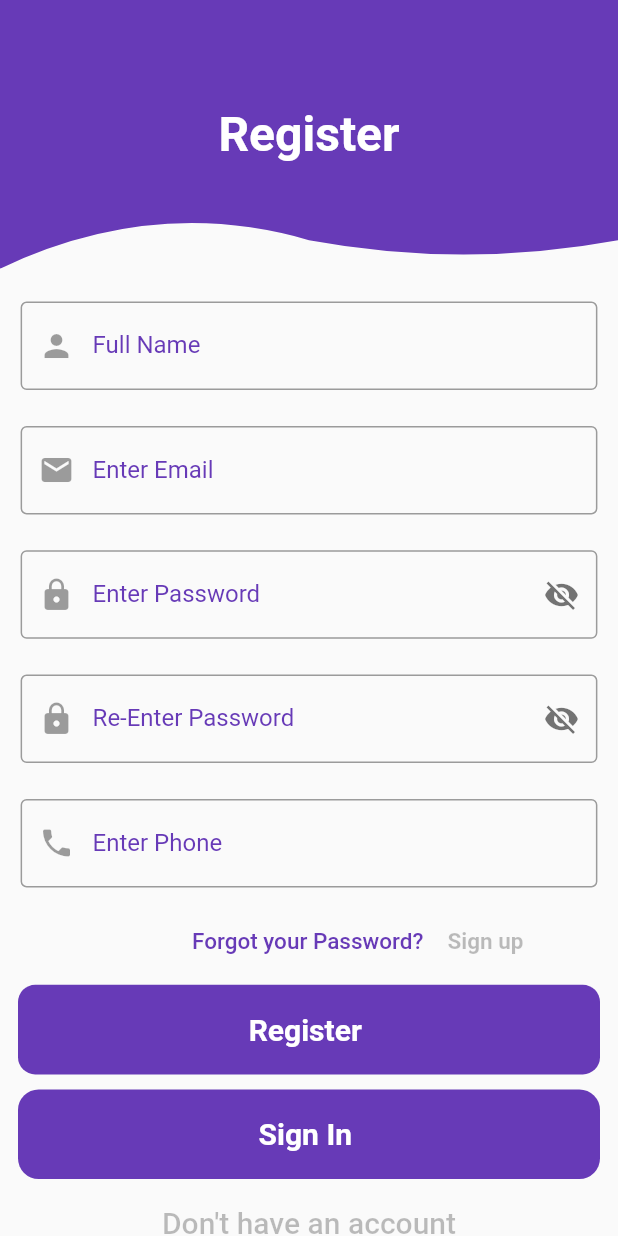
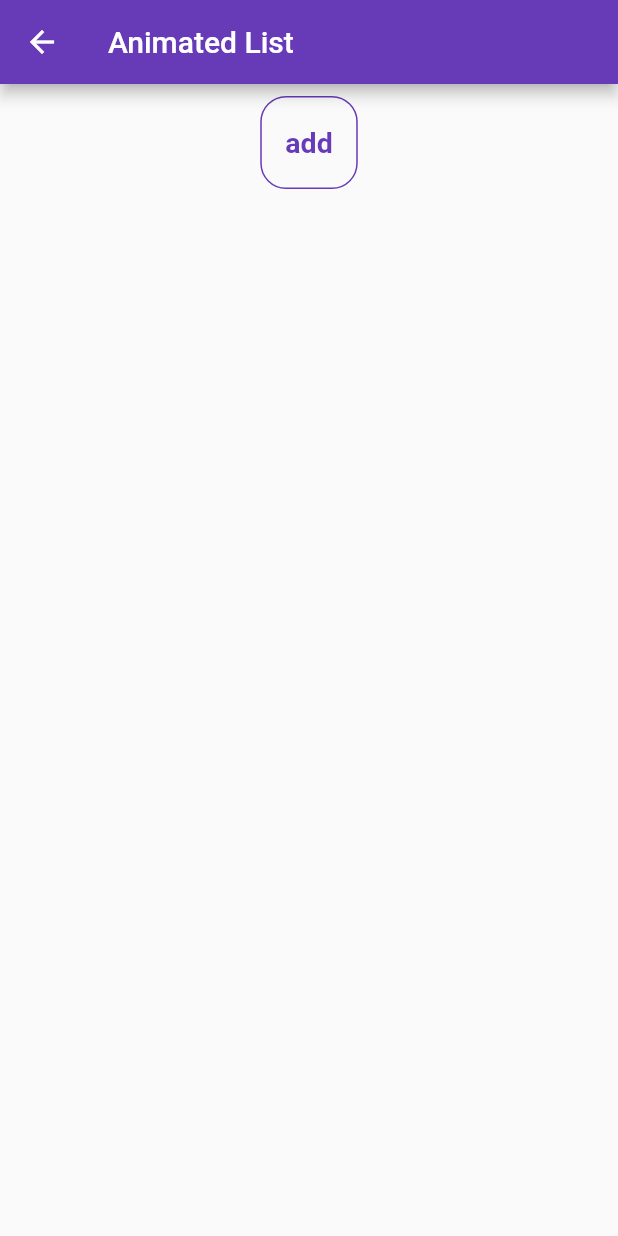
Before and after one commit to m7md3tef1/task_course, a Flutter app: the screen it shows after launch, after a tap on "Sign up", on a phone screen of 412 x 824 dp. Run offline on Flutter 3.47's test engine with Material 2 defaults, Android fonts, the light colour scheme and no system bars; our stand-ins replace animated_text_kit, flutter_keyboard_visibility, flutter_screenutil, font_awesome_flutter; missing offline and left inert: dart:ffi.

Commit message:
animatedList

```diff
--- /dev/null
+++ b/lib/animated_list.dart
@@ -0,0 +1,127 @@
+import 'package:flutter/material.dart';
+import 'package:flutter_screenutil/flutter_screenutil.dart';
+
+class AnimatedListScreen extends StatefulWidget {
+  const AnimatedListScreen({super.key});
+
+  @override
+  State<AnimatedListScreen> createState() => _AnimatedListScreenState();
+}
+
+class _AnimatedListScreenState extends State<AnimatedListScreen> {
+  final GlobalKey<AnimatedListState> listKey = GlobalKey();
+  final List<String> items = [];
+  final ScrollController scrollController = ScrollController();
+  @override
+  Widget build(BuildContext context) {
+    return Scaffold(
+      // backgroundColor: Colors.black,
+      appBar: AppBar(
+        title: const Text('Animated List'),
+      ),
+      body: Column(
+        children: [
+          Padding(
+            padding: const EdgeInsets.all(8.0),
+            child: Container(
+                width: 65,
+                height: 62,
+                decoration: BoxDecoration(
+                    //shape:BoxShape.circle ,
+                    border: Border.all(color: Colors.deepPurple),
+                    borderRadius: BorderRadius.circular(15.r)),
+                child: Center(
+                  child: TextButton(
+                      onPressed: insertItem,
+                      child: const Text(
+                        'add',
+                        style: TextStyle(
+                            fontSize: 19, fontWeight: FontWeight.bold),
+                      )),
+                )),
+          ),
+          Expanded(
+            child: AnimatedList(
+              controller: scrollController,
+              key: listKey,
+              initialItemCount: items.length,
+              itemBuilder: (context, index, animation) => SizeTransition(
+
+                sizeFactor: animation,
+                child: SizedBox(
+                  height: 65,
+                  child: Card(
+                    elevation: 10,
+                    color: Colors.deepPurple,
+                    child: Row(
+                      mainAxisAlignment: MainAxisAlignment.spaceBetween,
+                      children: [
+                        Center(
+                            child: Text(
+                          "   ${items[index]}",
+                          style: TextStyle(
+                              fontSize: 16.sp, fontWeight: FontWeight.bold),
+                        )),
+                        IconButton(
+                          onPressed: () => deleteItem(index),
+                          icon: const Icon(Icons.delete),
+                          color: Colors.red,
+                        )
+                      ],
+                    ),
+                  ),
+                ),
+              ),
+            ),
+          ),
+        ],
+      ),
+    );
+  }
+
+  void insertItem() {
+    var index = items.length;
+    items.add('item${index + 1}');
+    Future.delayed(const Duration(milliseconds: 200), () {
+      listKey.currentState!.insertItem(index);
+      scrollController.animateTo(scrollController.position.maxScrollExtent,
+          duration: const Duration(milliseconds: 200), curve: Curves.easeIn);
+    });
+  }
+
+  void deleteItem(int index) {
+    var removeI = items.removeAt(index);
+    listKey.currentState!.removeItem(
+        index,
+        (context, animation) => SlideTransition(
+          position: animation.drive(Tween<Offset>(
+            begin: const Offset(1, 0),
+            end: const Offset(0, 0),
+          )),
+              child: SizedBox(
+                height: 65,
+                child: Card(
+                  elevation: 10,
+                  color: Colors.deepPurple,
+                  child: Row(
+                    mainAxisAlignment: MainAxisAlignment.spaceBetween,
+                    children: [
+                      Center(
+                          child: Text(
+                        removeI,
+                        style: TextStyle(
+                            fontSize: 16.sp, fontWeight: FontWeight.bold),
+                      )),
+                      IconButton(
+                        onPressed: () {},
+                        icon: const Icon(Icons.delete),
+                        color: Colors.red,
+                      )
+                    ],
+                  ),
+                ),
+              ),
+            ),
+        duration: const Duration(milliseconds: 500));
+  }
+}
--- a/lib/customtextfile.dart
+++ b/lib/customtextfile.dart
@@ -12,16 +12,17 @@ class CustomTextFormField extends StatefulWidget {
   var keyboard;
 
   bool? secure;
-  void Function(String?)? onsaved;
-  String Function(String?)? validator;
-  CustomTextFormField({super.key,
+ final void Function(String?) onsaved;
+  String? Function(String?)? validator;
+  CustomTextFormField({
+    super.key,
     this.name,
     this.hint,
     this.label,
     this.icondata,
     this.secure,
-    this.onsaved,
-    this.validator,
+    required this.onsaved,
+    required this.validator,
     this.keyboard,
     this.suffix,
   });
@@ -40,23 +41,33 @@ class _CustomTextFieldState extends State<CustomTextFormField> {
             onSaved: widget.onsaved,
             validator: widget.validator,
             keyboardType: widget.keyboard,
+            autofocus: false,
 
-            autofocus: false,
             decoration: InputDecoration(
+
               prefixIcon: Icon(
                 widget.icondata,
-                color: Colors.black38,
+//                color: Colors.black38,
+
               ),
+          //    prefixIconColor: Colors.deepPurple,
               labelText: widget.label,
               labelStyle: const TextStyle(color: Colors.deepPurple),
+              iconColor: Colors.cyan,
               suffixIcon: widget.suffix,
+          //    suffixIconColor: Colors.deepPurple,
               hintText: widget.hint,
+
               hintStyle: TextStyle(
                 fontWeight: FontWeight.w500,
                 fontSize: 14.sp,
+
                 //     color: color,
               ),
-              border: const OutlineInputBorder(),
+
+              border: const OutlineInputBorder(
+
+              ),
               focusColor: Colors.deepPurple,
             )));
   }
--- a/lib/main.dart
+++ b/lib/main.dart
@@ -1,5 +1,6 @@
 import 'package:flutter/material.dart';
 import 'package:flutter_screenutil/flutter_screenutil.dart';
+import 'package:projectgrad/animated_list.dart';
 import 'package:projectgrad/signinScreen.dart';
 
 void main() {
--- a/lib/signinScreen.dart
+++ b/lib/signinScreen.dart
@@ -1,9 +1,12 @@
 import 'package:animated_text_kit/animated_text_kit.dart';
 import 'package:flutter/material.dart';
 import 'package:font_awesome_flutter/font_awesome_flutter.dart';
-import 'package:lottie/lottie.dart';
+import 'package:flutter_keyboard_visibility/flutter_keyboard_visibility.dart'
+    as v;
+import 'package:projectgrad/animated_list.dart';
 import 'package:projectgrad/customtextfile.dart';
 import 'package:flutter_screenutil/flutter_screenutil.dart';
+import 'package:projectgrad/signupScreen.dart';
 
 class WaveShape extends CustomClipper<Path> {
   @override
@@ -33,14 +36,15 @@ class SigninScreen extends StatefulWidget {
 
 class _SigninScreenState extends State<SigninScreen> {
   var s = true;
-  String? email, password, name;
+  String? email, password, name, rePassword;
   var SignInKey = GlobalKey<FormState>();
   @override
   Widget build(BuildContext context) {
-    return Scaffold(
-      body: SafeArea(
-        child: SingleChildScrollView(
-          child: SafeArea(
+    return v.KeyboardVisibilityBuilder(
+        builder: (context, visible) => Padding(
+              padding: EdgeInsets.only(bottom: visible ? .31.sh : 0),
+              child: Scaffold(
+                body: SingleChildScrollView(
                   child: InkWell(
                       onTap: () {
                         FocusScope.of(context).unfocus();
@@ -55,7 +59,7 @@ class _SigninScreenState extends State<SigninScreen> {
                                 color: Colors.deepPurple,
                                 child: Center(
                                     child: Text(
-                          'Register',
+                                  'Login',
                                   style: TextStyle(
                                       color: Colors.white,
                                       fontSize: 28.sp,
@@ -87,20 +91,6 @@ class _SigninScreenState extends State<SigninScreen> {
                           key: SignInKey,
                           child: Column(children: [
                             CustomTextFormField(
-                      label: 'Full Name',
-                      name: 'Full Name',
-                      hint: 'Enter Name',
-                      keyboard: TextInputType.name,
-                      onsaved: (value) {
-                        name = value;
-                      },
-                      validator: (value) {
-                        return 'Please Enter Email';
-                      },
-                      icondata: Icons.person,
-                      secure: false,
-                    ),
-                    CustomTextFormField(
                               label: 'Enter Email',
                               name: 'Email',
                               keyboard: TextInputType.emailAddress,
@@ -109,7 +99,9 @@ class _SigninScreenState extends State<SigninScreen> {
                                 email = value;
                               },
                               validator: (value) {
-                        return 'Please Enter Email';
+                                return value.toString().isEmpty
+                                    ? 'Please Enter Password'
+                                    : null;
                               },
                               icondata: Icons.email,
                               secure: false,
@@ -128,63 +120,22 @@ class _SigninScreenState extends State<SigninScreen> {
                                   child: s
                                       ? const Icon(
                                           Icons.visibility_off,
-                                  color: Colors.black54,
+                                          //  color: Colors.black54,
                                         )
                                       : const Icon(
                                           Icons.visibility,
-                                  color: Colors.black54,
+                                          // color: Colors.black54,
                                         )),
                               onsaved: (value) {
-                        password = value;
+                                rePassword = value;
                               },
                               validator: (value) {
-                        return 'Please Enter Password';
+                                return value.toString().isEmpty
+                                    ? 'Please Enter Password'
+                                    : null;
                               },
                               icondata: Icons.lock,
                               secure: s == true ? true : false,
-                    ),
-                    CustomTextFormField(
-                      keyboard: TextInputType.visiblePassword,
-                      label: 'Re-Enter Password',
-                      name: 'Password',
-                      hint: 'Enter Password',
-                      suffix: InkWell(
-                          onTap: () {
-                            setState(() {
-                              s = !s;
-                            });
-                          },
-                          child: s
-                              ? const Icon(
-                                  Icons.visibility_off,
-                                  color: Colors.black54,
-                                )
-                              : const Icon(
-                                  Icons.visibility,
-                                  color: Colors.black54,
-                                )),
-                      onsaved: (value) {
-                        password = value;
-                      },
-                      validator: (value) {
-                        return 'Please Enter Password';
-                      },
-                      icondata: Icons.lock,
-                      secure: s == true ? true : false,
-                    ),
-                    CustomTextFormField(
-                      label: 'Enter Phone',
-                      keyboard: TextInputType.phone,
-                      name: 'Phone',
-                      hint: 'Enter Phone',
-                      onsaved: (value) {
-                        email = value;
-                      },
-                      validator: (value) {
-                        return 'Please Enter Phone';
-                      },
-                      icondata: Icons.phone,
-                      secure: false,
                             ),
                             Row(
                               children: [
@@ -195,19 +146,24 @@ class _SigninScreenState extends State<SigninScreen> {
                                   alignment: Alignment.topLeft,
                                   child: TextButton(
                                       onPressed: () {
-                                Navigator.pushNamed(context, 'ForgetPass');
+                                        // Navigator.pushNamed(context, 'ForgetPass');
                                       },
                                       child: const Text(
                                         'Forgot your Password?',
                                         style: TextStyle(
-                                    color: Colors.deepPurple, fontSize: 15),
+                                            color: Colors.deepPurple,
+                                            fontSize: 15),
                                       )),
                                 ),
                                 Align(
                                   alignment: Alignment.topRight,
                                   child: TextButton(
                                       onPressed: () {
-                                // Navigator.pushNamed(context, 'SignoutScreen');
+                                        Navigator.of(context).push(
+                                            MaterialPageRoute(
+                                                builder: (context) {
+                                          return const AnimatedListScreen();
+                                        }));
                                       },
                                       child: const Text(
                                         'Sign up',
@@ -219,18 +175,40 @@ class _SigninScreenState extends State<SigninScreen> {
                                 )
                               ],
                             ),
-                    Padding(
-                      padding: const EdgeInsets.fromLTRB(12, 5.0, 12.0, 5.0),
+                            InkWell(
+                              onTap: () {
+                                if (SignInKey.currentState!.validate()) {
+                                  SignInKey.currentState!.save();
+                                  try {
+                                    Navigator.of(context).push(
+                                        MaterialPageRoute(builder: (context) {
+                                      return const AnimatedListScreen();
+                                    }));
+                                  } catch (error) {
+                                    print(error);
+                                    ScaffoldMessenger.of(context).showSnackBar(
+                                        SnackBar(
+                                            content: Text(error.toString())));
+                                  }
+                                } else {
+                                  const SnackBar(
+                                      content: Text('Complete Require Data'));
+                                }
+                              },
+                              child: Padding(
+                                padding: const EdgeInsets.fromLTRB(
+                                    12, 5.0, 12.0, 5.0),
                                 child: Container(
                                   height: 50.h,
                                   decoration: BoxDecoration(
                                       color: Colors.deepPurple,
-                            borderRadius: BorderRadius.circular(10.r)),
+                                      borderRadius:
+                                          BorderRadius.circular(10.r)),
                                   child: const Center(
                                     child: Padding(
                                       padding: EdgeInsets.all(8.0),
                                       child: Text(
-                              'Register ',
+                                        'Login ',
                                         style: TextStyle(
                                             color: Colors.white,
                                             fontSize: 20,
@@ -240,22 +218,34 @@ class _SigninScreenState extends State<SigninScreen> {
                                   ),
                                 ),
                               ),
-                    Padding(
-                      padding: const EdgeInsets.fromLTRB(12, 5.0, 12.0, 5.0),
+                            ),
+                            InkWell(
+                              onTap: () {
+                                Navigator.of(context)
+                                    .push(MaterialPageRoute(builder: (context) {
+                                  return const RegisterScreen();
+                                }));
+                              },
+                              child: Padding(
+                                padding: const EdgeInsets.fromLTRB(
+                                    12, 5.0, 12.0, 5.0),
                                 child: Container(
                                   height: 50.h,
                                   decoration: BoxDecoration(
-                            color: Colors.deepPurple,
-                            borderRadius: BorderRadius.circular(12.r)),
+                                      border:
+                                          Border.all(color: Colors.deepPurple),
+                                      borderRadius:
+                                          BorderRadius.circular(12.r)),
                                   child: const Center(
                                     child: Padding(
                                       padding: EdgeInsets.all(8.0),
                                       child: Text(
-                              'Sign In ',
+                                        'Register',
                                         style: TextStyle(
-                                  color: Colors.white,
+                                            color: Colors.deepPurple,
                                             fontSize: 20,
                                             fontWeight: FontWeight.bold),
+                                      ),
                                     ),
                                   ),
                                 ),
@@ -265,59 +255,79 @@ class _SigninScreenState extends State<SigninScreen> {
                               alignment: Alignment.center,
                               child: TextButton(
                                   onPressed: () {
-                            Navigator.pushNamed(context, 'SignoutScreen');
+                                    // Navigator.pushNamed(
+                                    //     context, 'SignoutScreen');
                                   },
                                   child: const Text(
                                     'Don\'t have an account',
-                            style:
-                                TextStyle(color: Colors.black26, fontSize: 20),
+                                    style: TextStyle(
+                                        color: Colors.black26, fontSize: 20),
                                   )),
+                            ),
+                            InkWell(
+                              onTap: (){
+                                Navigator.of(context)
+                                    .push(MaterialPageRoute(builder: (context) {
+                                  return const AnimatedListScreen();
+                                }));
+                              },
+                              child: Align(
+                                alignment: Alignment.centerRight,
+                                child: Text(
+                                  'Skip   ',
+                                  style: TextStyle(
+                                      color: Colors.deepPurple,
+                                      fontSize: 20.sp,
+                                      fontWeight: FontWeight.bold),
+                                ),
+                              ),
                             ),
                           ]),
                         ),
-                SizedBox(
-                  height: MediaQuery.of(context).size.height * .03,
-                ),
+
                         Padding(
-                  padding: const EdgeInsets.fromLTRB(30.0, 1, 11.0, 6),
+                          padding: const EdgeInsets.fromLTRB(30.0, 1, 10.0, 6),
                           child: Row(
                             children: [
                               SizedBox(
                                   width: .35.sw,
                                   child: const Divider(
                                     color: Colors.black26,
-                            thickness: 3,
+                                    thickness: 2,
                                   )),
                               const Align(
                                   alignment: Alignment.center,
                                   child: Text(
-                            '  OR  ',
-                            style:
-                                TextStyle(color: Colors.black26, fontSize: 20),
+                                    '    OR    ',
+                                    style: TextStyle(
+                                        color: Colors.deepPurple,
+                                        fontWeight: FontWeight.bold,
+                                        fontSize: 20),
                                   )),
                               SizedBox(
                                   width: .35.sw,
                                   child: const Divider(
                                     color: Colors.black26,
-                            thickness: 3,
+                                    thickness: 2,
                                   )),
                             ],
                           ),
                         ),
                         SizedBox(
-                  height: MediaQuery.of(context).size.height * .03,
+                          height: MediaQuery.of(context).size.height * .02,
                         ),
                         Column(
                           mainAxisAlignment: MainAxisAlignment.end,
                           children: [
                             Padding(
-                      padding: EdgeInsets.fromLTRB(22.h, 5.0.h, 22.0.h, 5.0.h),
+                              padding: EdgeInsets.fromLTRB(
+                                  22.h, 5.0.h, 22.0.h, 5.0.h),
                               child: Container(
                                 decoration: BoxDecoration(
                                     color: Colors.grey[300],
                                     borderRadius: BorderRadius.circular(13)),
-                        child: Row(
-                          children: const [
+                                child: const Row(
+                                  children: [
                                     Padding(
                                       padding: EdgeInsets.all(12.0),
                                       child: Icon(
@@ -337,7 +347,8 @@ class _SigninScreenState extends State<SigninScreen> {
                               ),
                             ),
                             Padding(
-                      padding: EdgeInsets.fromLTRB(22.h, 5.0.h, 22.0.h, 5.0.h),
+                              padding: EdgeInsets.fromLTRB(
+                                  22.h, 5.0.h, 22.0.h, 5.0.h),
                               child: Container(
                                 decoration: BoxDecoration(
                                     color: Colors.blueAccent,
@@ -364,11 +375,9 @@ class _SigninScreenState extends State<SigninScreen> {
                             ),
                           ],
                         )
-              ]),
+                      ])),
                 ),
               ),
-        ),
-      ),
-    );
+            ));
   }
 }
--- a/pubspec.yaml
+++ b/pubspec.yaml
@@ -39,6 +39,8 @@ dependencies:
   animated_text_kit:
   font_awesome_flutter:
   flutter_screenutil:
+  animation_list: ^2.2.1
+  flutter_keyboard_visibility:
 
 
 dev_dependencies:
```
Also changed, not shown: lib/signupScreen.dart (added, +267 -0 lines), pubspec.lock. Lines whose indentation alone changed are shown as unchanged.
